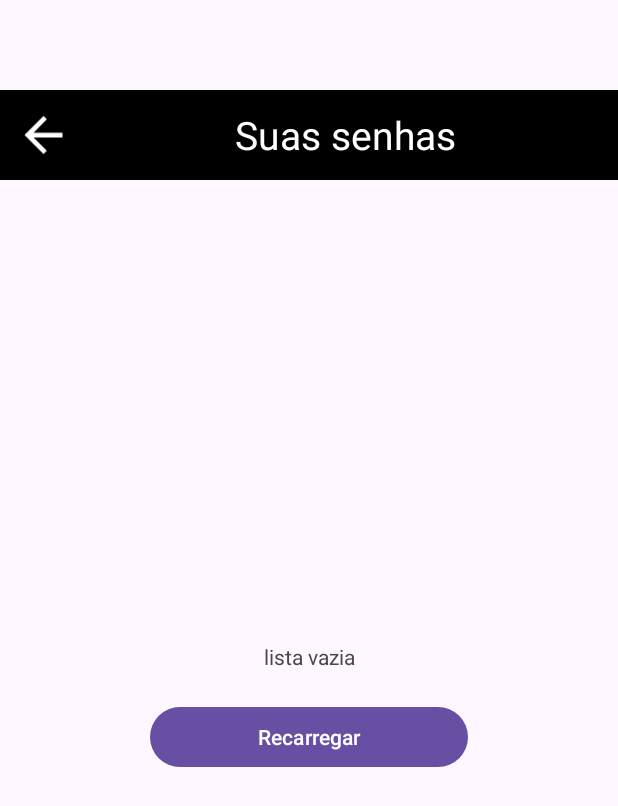
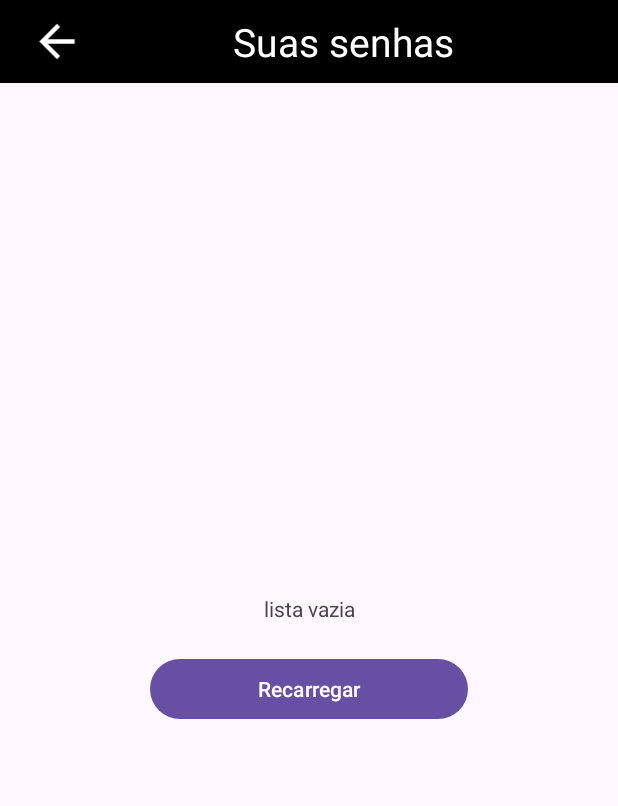
Before and after one commit to pedrohenrique0134/Geradordesenhaaleatorio, an Android app built with Jetpack Compose: the SenhasSalvasFragment screen opened through its navigation route, on a phone screen of 412 x 824 dp. Shown: the top 806 px of the screen. Run offline under Robolectric (Android 15) with nearby library versions, the phone set to English and light mode, and no system bars; our stand-ins replace Dagger/Hilt's generated code, Firebase (no records; nobody signed in at launch, a user with empty details on screens opened directly); libraries missing offline, so code that uses them is left out: androidx.databinding.adapters.

Commit message:
meu projeto bom

```diff
--- a/app/src/main/res/layout/fragment_senhas_salvas.xml
+++ b/app/src/main/res/layout/fragment_senhas_salvas.xml
@@ -2,17 +2,17 @@
 <LinearLayout xmlns:android="http://schemas.android.com/apk/res/android"
     xmlns:tools="http://schemas.android.com/tools"
     android:layout_width="match_parent"
-    android:layout_height="match_parent"
+    android:layout_height="wrap_content"
     android:orientation="vertical"
     tools:context=".uis.SenhasSalvasFragment">
 
     <LinearLayout
         android:layout_width="match_parent"
-        android:layout_height="60dp"
+        android:layout_height="wrap_content"
+        android:padding="10dp"
         android:layout_gravity="center"
         android:background="@color/black"
         android:gravity="center"
-        android:layout_marginTop="60dp"
         android:orientation="horizontal">
 
         <ImageView
@@ -40,7 +40,7 @@
         android:id="@+id/recyclerView"
         android:layout_width="match_parent"
         android:layout_height="wrap_content"
-        android:visibility="gone"
+        android:visibility="visible"
         tools:listitem="@layout/item" />
 
     <ProgressBar
```
Also changed, not shown: app/src/main/java/com/app/geradordesenhaaleatorio/uis/SenhasSalvasFragment.kt (+10 -11 lines).
